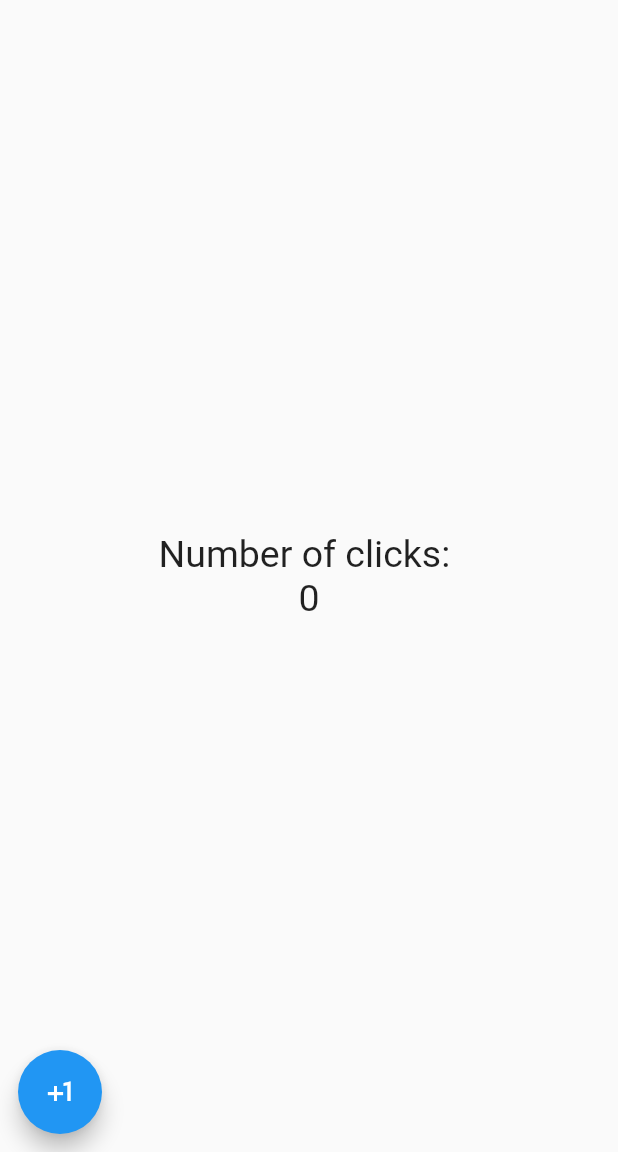
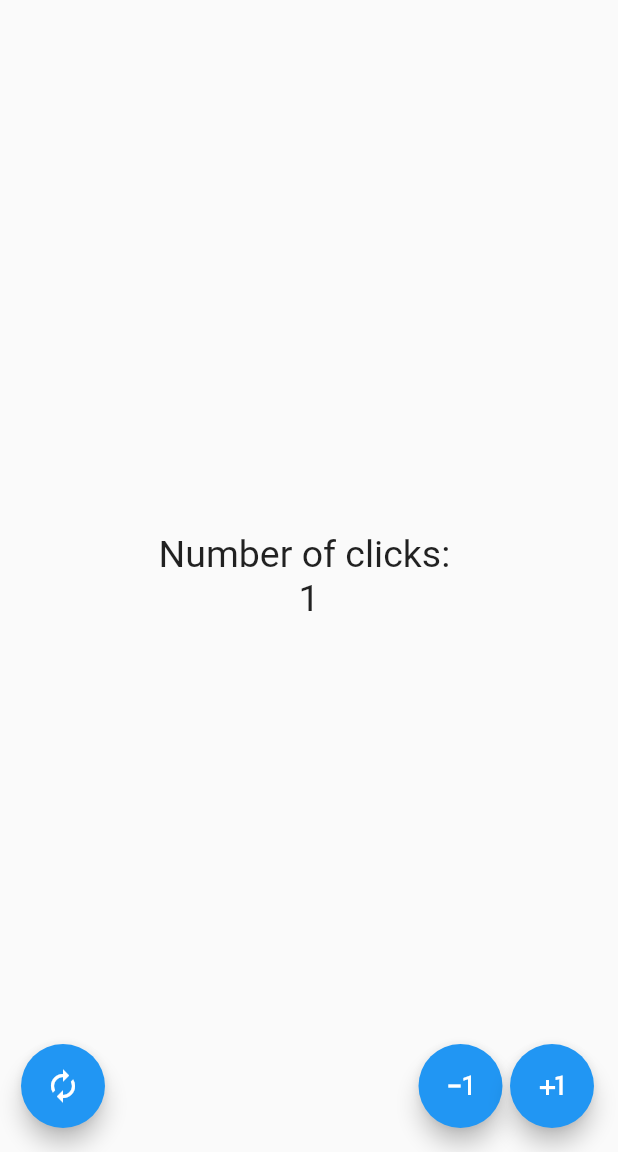
Before and after one commit to miguelfagundez/ContadorFlutter, a Flutter app: the screen it shows after launch, after a tap on the "plus one" icon, on a phone screen of 412 x 824 dp, the part 84-1236 px from its top. Run offline on Flutter 3.47's test engine with Material 2 defaults, Android fonts, the phone set to English and light mode, and no system bars.

Commit message:
Stateful widget, methods implemented

```diff
--- a/lib/pages/home_page.dart
+++ b/lib/pages/home_page.dart
@@ -11,7 +11,7 @@ class HomePage extends StatelessWidget{
   final estilo = TextStyle( fontSize: 25.0);
 
   @override
-  Widget build(BuildContext context   ) {
+  Widget build(BuildContext context) {
       return Scaffold(
         appBar: AppBar(
           title: Text(appText),
--- /dev/null
+++ b/lib/pages/home_page_stateful.dart
@@ -0,0 +1,88 @@
+import 'package:flutter/material.dart';
+
+class HomePageStateful extends StatefulWidget{
+
+  @override
+  createState(){
+    return _HomePageStateful();
+  }
+}
+
+class _HomePageStateful extends State<HomePageStateful>{
+
+  // Text
+  final bodyText = 'Number of clicks: ';
+  final appText = 'Contador App';
+
+  //Styles
+  final estilo = TextStyle( fontSize: 25.0);
+
+  int _conteo = 0;
+
+  @override
+  Widget build(BuildContext context) {
+    return Scaffold(
+      appBar: AppBar(
+        title: Text(appText),
+        centerTitle: true,
+        elevation: 0.0,
+      ),
+      body: Center(
+        child: Column(
+          mainAxisAlignment: MainAxisAlignment.center,
+          children: <Widget>[
+            Text(bodyText, style: estilo,),
+            Text('$_conteo', style: estilo,),
+          ],
+        ),
+      ),
+      floatingActionButtonLocation: FloatingActionButtonLocation.endFloat,
+      floatingActionButton: _createFloatingActionButtons(),
+    );
+  }
+
+  Widget _createFloatingActionButtons(){
+    /*return FloatingActionButton(
+        child: Icon(Icons.plus_one),
+        onPressed: ()
+    {
+      _conteo++;
+      setState(() {
+
+      });
+    });*/
+    return Row(
+      mainAxisAlignment: MainAxisAlignment.end,
+      children: <Widget>[
+        SizedBox(width: 30.0),
+        FloatingActionButton(child: Icon(Icons.autorenew),
+            onPressed: _reset),
+        Expanded(child: SizedBox()),
+        FloatingActionButton(child: Icon(Icons.exposure_minus_1),
+            onPressed: _minus),
+        SizedBox(width: 5.0),
+        FloatingActionButton(child: Icon(Icons.plus_one),
+            onPressed: _add),
+      ],
+    );
+  }
+
+  void _add(){
+    setState(() {
+      _conteo++;
+    });
+  }
+
+  void _minus(){
+    setState(() {
+      if (_conteo > 0) _conteo--;
+    });
+  }
+
+  void _reset(){
+    setState(() {
+      _conteo=0;
+    });
+  }
+
+}
--- a/lib/src/app.dart
+++ b/lib/src/app.dart
@@ -1,12 +1,17 @@
 import 'package:flutter/material.dart';
-import 'package:contador_app/pages/home_page.dart';
+
+import 'package:contador_app/pages/home_page_stateful.dart';
+//import 'package:contador_app/pages/home_page.dart';
+
 
 class MyContadorApp extends StatelessWidget {
   @override
   Widget build(BuildContext context) {
     return MaterialApp(
+      debugShowCheckedModeBanner: false,
       home: Center(
-        child: HomePage(),
+        //child: HomePage(),
+        child: HomePageStateful(),
       ),
     );
   }
```
